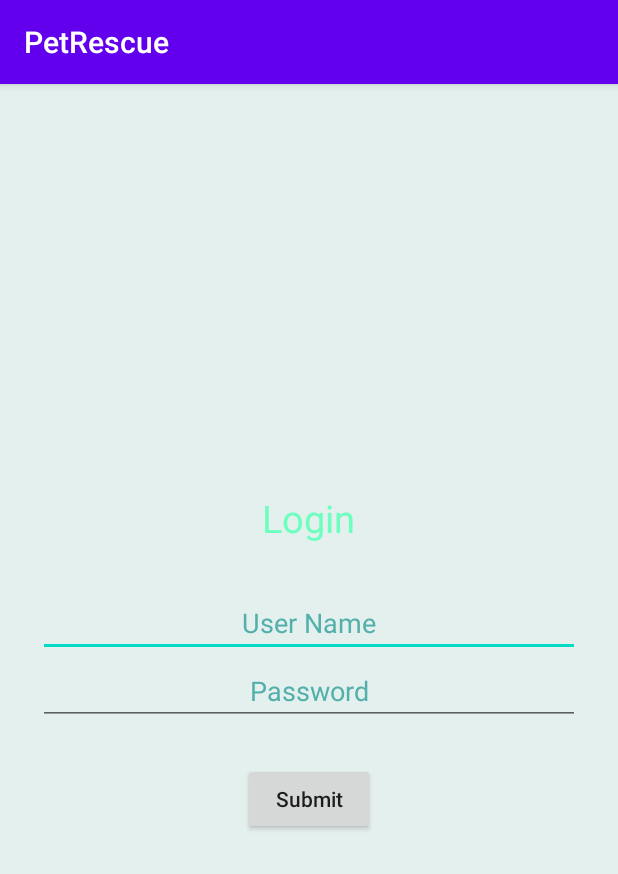
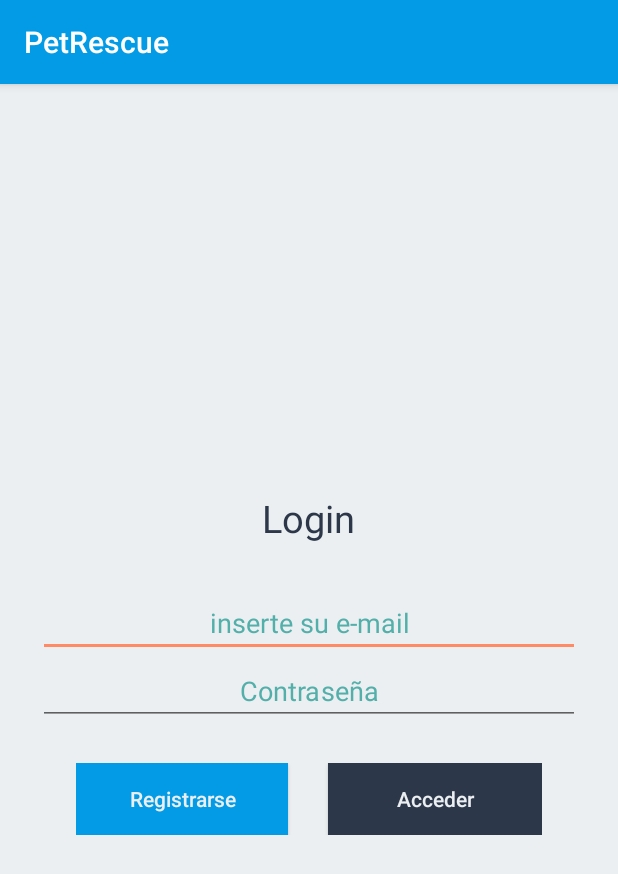
Before and after one commit to BrianWolko/PetRescue, an Android app: the screen it shows after launch (MainActivity before the commit, AuthActivity after it), on a phone screen of 412 x 824 dp. Shown: the top 874 px of the screen. Run offline under Robolectric (Android 15) with nearby library versions, the phone set to English and light mode, and no system bars.

Commit message:
Login created

```diff
--- a/app/src/main/AndroidManifest.xml
+++ b/app/src/main/AndroidManifest.xml
@@ -9,7 +9,7 @@
         android:roundIcon="@mipmap/ic_launcher_round"
         android:supportsRtl="true"
         android:theme="@style/AppTheme">
-        <activity android:name=".MainActivity"
+        <activity android:name=".AuthActivity"
             android:theme="@style/SplashTheme">
             <intent-filter>
                 <action android:name="android.intent.action.MAIN" />
--- a/app/src/main/java/com/wolkorp/petrescue/MainActivity.kt
+++ b/app/src/main/java/com/wolkorp/petrescue/AuthActivity.kt
@@ -2,9 +2,8 @@ package com.wolkorp.petrescue
 
 import androidx.appcompat.app.AppCompatActivity
 import android.os.Bundle
-import kotlin.concurrent.thread
 
-class MainActivity : AppCompatActivity() {
+class AuthActivity : AppCompatActivity() {
     override fun onCreate(savedInstanceState: Bundle?) {
 
         Thread.sleep(2000)
@@ -12,6 +11,6 @@ class MainActivity : AppCompatActivity() {
         setTheme(R.style.AppTheme)
 
         super.onCreate(savedInstanceState)
-        setContentView(R.layout.activity_main)
+        setContentView(R.layout.activity_auth)
     }
 }
--- /dev/null
+++ b/app/src/main/res/layout/activity_auth.xml
@@ -0,0 +1,78 @@
+<?xml version="1.0" encoding="utf-8"?>
+<androidx.constraintlayout.widget.ConstraintLayout xmlns:android="http://schemas.android.com/apk/res/android"
+    xmlns:app="http://schemas.android.com/apk/res-auto"
+    xmlns:tools="http://schemas.android.com/tools"
+    android:layout_width="match_parent"
+    android:layout_height="match_parent"
+    tools:context=".AuthActivity">
+
+    <LinearLayout
+        android:id="@+id/ll_main_layout"
+        android:layout_width="match_parent"
+        android:layout_height="match_parent"
+        android:gravity="center"
+        android:background="#ECEFF1"
+        android:padding="25dp"
+        android:orientation="vertical">
+        <TextView
+            android:layout_width="wrap_content"
+            android:layout_height="wrap_content"
+            android:textSize="25dp"
+            android:textColor="#2C384A"
+            android:padding="30dp"
+            android:text="Login"/>
+
+        <EditText
+            android:id="@+id/emailEditText"
+            android:layout_width="match_parent"
+            android:layout_height="wrap_content"
+            android:hint="inserte su e-mail"
+            android:textAlignment="center"
+            android:textColor="#2C384A"
+            android:textColorHint="#52afaa" />
+
+        <EditText
+            android:id="@+id/passwordEditText"
+            android:layout_width="match_parent"
+            android:layout_height="wrap_content"
+            android:hint="Contraseña"
+            android:inputType="textPassword"
+            android:textAlignment="center"
+            android:textColor="#2C384A"
+            android:textColorHint="#52afaa" />
+        <LinearLayout
+            android:layout_width="match_parent"
+            android:layout_height="wrap_content"
+            android:gravity="center"
+            android:padding="25dp"
+            android:orientation="horizontal">
+
+            <Button
+                android:id="@+id/signUpButton"
+                android:layout_width="wrap_content"
+                android:layout_height="wrap_content"
+                android:background="@color/colorPrimary"
+                android:textColor="#ECEFF1"
+                android:text="Registrarse"
+                android:textAllCaps="false"
+                android:layout_weight="1"/>
+
+            <Space
+                android:layout_width="wrap_content"
+                android:layout_height="wrap_content"
+                android:layout_weight="0.5" />
+
+            <Button
+                android:id="@+id/loginButton"
+                android:layout_width="wrap_content"
+                android:layout_height="wrap_content"
+                android:text="Acceder"
+                android:textColor="#ECEFF1"
+                android:textAllCaps="false"
+                android:background="@color/colorPrimaryDark"
+                android:layout_weight="1"
+                />
+        </LinearLayout>
+    </LinearLayout>
+
+</androidx.constraintlayout.widget.ConstraintLayout>
--- a/app/src/main/res/layout/activity_main.xml
+++ /dev/null
@@ -1,56 +0,0 @@
-<?xml version="1.0" encoding="utf-8"?>
-<androidx.constraintlayout.widget.ConstraintLayout xmlns:android="http://schemas.android.com/apk/res/android"
-    xmlns:app="http://schemas.android.com/apk/res-auto"
-    xmlns:tools="http://schemas.android.com/tools"
-    android:layout_width="match_parent"
-    android:layout_height="match_parent"
-    tools:context=".MainActivity">
-
-    <LinearLayout
-        android:id="@+id/ll_main_layout"
-        android:layout_width="match_parent"
-        android:layout_height="match_parent"
-        android:gravity="center"
-        android:background="#e4f0ee"
-        android:padding="25dp"
-        android:orientation="vertical">
-        <TextView
-            android:layout_width="wrap_content"
-            android:layout_height="wrap_content"
-            android:textSize="25dp"
-            android:textColor="#6dffbf"
-            android:padding="30dp"
-            android:text="Login"/>
-        <EditText
-            android:id="@+id/et_user_name"
-            android:hint="User Name"
-            android:textColor="#6bfff7"
-            android:textColorHint="#52afaa"
-            android:textAlignment="center"
-            android:layout_width="match_parent"
-            android:layout_height="wrap_content"/>
-        <EditText
-            android:id="@+id/et_password"
-            android:hint="Password"
-            android:textColor="#6bfff7"
-            android:textColorHint="#52afaa"
-            android:textAlignment="center"
-            android:inputType="textPassword"
-            android:layout_width="match_parent"
-            android:layout_height="wrap_content"/>
-        <LinearLayout
-            android:layout_width="match_parent"
-            android:layout_height="wrap_content"
-            android:gravity="center"
-            android:padding="25dp"
-            android:orientation="horizontal">
-            <Button
-                android:id="@+id/btn_submit"
-                android:text="Submit"
-                android:textAllCaps="false"
-                android:layout_width="wrap_content"
-                android:layout_height="wrap_content" />
-        </LinearLayout>
-    </LinearLayout>
-
-</androidx.constraintlayout.widget.ConstraintLayout>
--- a/app/src/main/res/values/colors.xml
+++ b/app/src/main/res/values/colors.xml
@@ -1,6 +1,6 @@
 <?xml version="1.0" encoding="utf-8"?>
 <resources>
-    <color name="colorPrimary">#6200EE</color>
-    <color name="colorPrimaryDark">#3700B3</color>
-    <color name="colorAccent">#03DAC5</color>
+    <color name="colorPrimary">#039BE5</color>
+    <color name="colorPrimaryDark">#2C384A</color>
+    <color name="colorAccent">#FF8A65</color>
 </resources>
```
